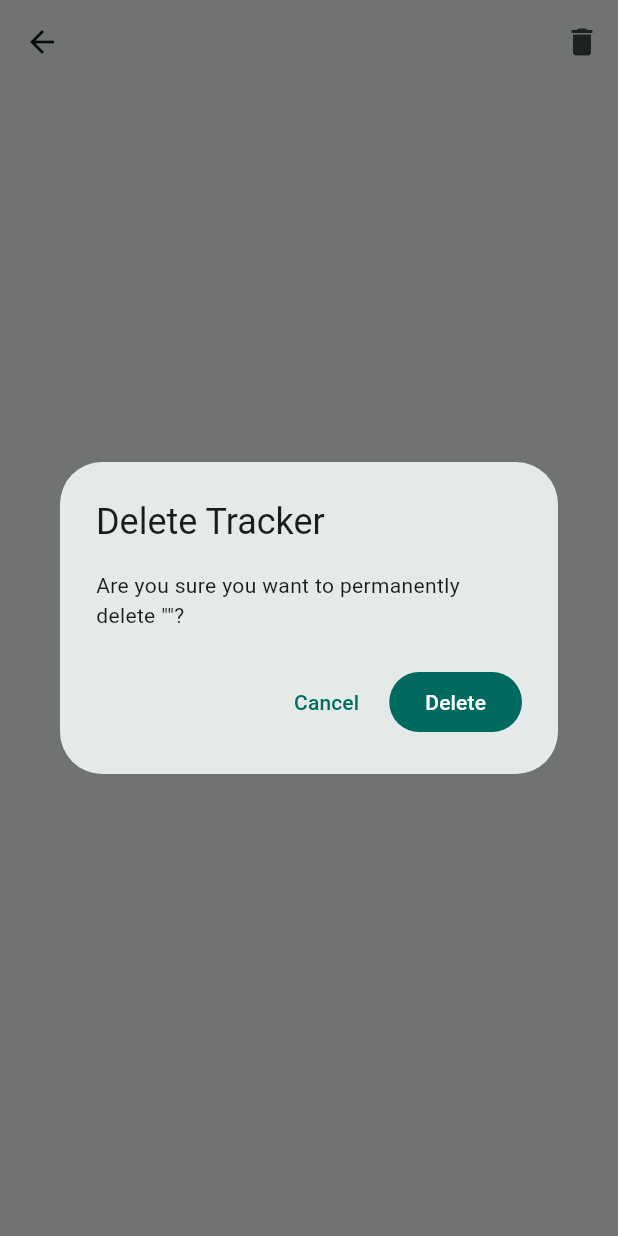
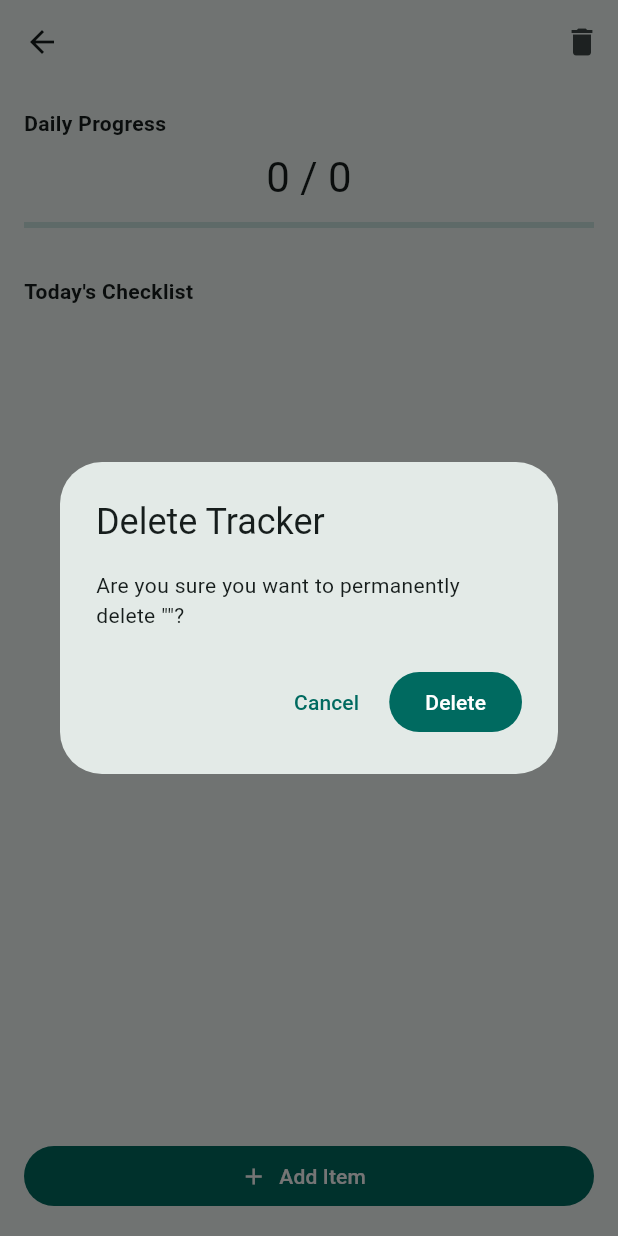
Before and after one commit to ysvaditya05/YSV-Daily-Tracker, a Flutter app: the ChecklistTrackerScreen screen opened directly with empty values, after a tap on the "delete" icon, on a phone screen of 412 x 824 dp. Run offline on Flutter 3.47's test engine with Material 3 defaults, Android fonts, the phone set to English and light mode, and no system bars; our stand-ins replace sqflite, sqflite_common_ffi; accounts and stored records are empty.

Commit message:
Checklist tracker initial commit

```diff
--- /dev/null
+++ b/lib/models/checklist_item.dart
@@ -0,0 +1,35 @@
+class ChecklistItem {
+  ChecklistItem({
+    this.id,
+    required this.trackerId,
+    required this.title,
+    required this.isCompleted,
+    required this.date,
+  });
+
+  final int? id;
+  final int trackerId;
+  final String title;
+  final bool isCompleted;
+  final DateTime date;
+
+  Map<String, Object?> toMap() {
+    return {
+      'id': id,
+      'tracker_id': trackerId,
+      'title': title,
+      'is_completed': isCompleted ? 1 : 0,
+      'date': date.toIso8601String().split('T').first,
+    };
+  }
+
+  factory ChecklistItem.fromMap(Map<String, Object?> map) {
+    return ChecklistItem(
+      id: map['id'] as int?,
+      trackerId: map['tracker_id'] as int,
+      title: map['title'] as String,
+      isCompleted: (map['is_completed'] as int) == 1,
+      date: DateTime.parse(map['date'] as String),
+    );
+  }
+}
--- a/lib/screens/checklist_tracker_screen.dart
+++ b/lib/screens/checklist_tracker_screen.dart
@@ -2,17 +2,274 @@ import 'package:flutter/material.dart';
 
 import '../models/tracker.dart';
 import '../widgets/tracker_detail_scaffold.dart';
+import '../models/checklist_item.dart';
+import '../services/tracker_database.dart';
+import 'dart:async';
 
-class ChecklistTrackerScreen extends StatelessWidget {
-  const ChecklistTrackerScreen({super.key, required this.tracker});
+class ChecklistTrackerScreen extends StatefulWidget {
+  const ChecklistTrackerScreen({
+    super.key,
+    required this.tracker,
+  });
 
   final Tracker tracker;
+
+@override
+State<ChecklistTrackerScreen> createState() =>
+    _ChecklistTrackerScreenState();
+}
+
+Timer? _midnightTimer;
+
+class _ChecklistTrackerScreenState
+    extends State<ChecklistTrackerScreen> {
+    final _database = TrackerDatabase.instance;
+
+	List<ChecklistItem> _items = [];
+
+	@override
+	void initState() {
+	  super.initState();
+	  _loadItems();
+	  _scheduleMidnightRefresh();
+	}
+
+	Future<void> _loadItems() async {
+	  final trackerId = widget.tracker.id;
+
+	  if (trackerId == null) return;
+
+	  final items =
+	      await _database.getTodayChecklistItems(trackerId);
+
+	  if (!mounted) return;
+
+	  setState(() {
+	    _items = items;
+	  });
+	}
+
+	void _scheduleMidnightRefresh() {
+	  _midnightTimer?.cancel();
+
+	  final now = DateTime.now();
+
+	  final nextMidnight = DateTime(
+	    now.year,
+	    now.month,
+	    now.day + 1,
+	  );
+
+	  _midnightTimer = Timer(
+	    nextMidnight.difference(now),
+	    () async {
+	      if (!mounted) return;
+
+	      await _database.resetChecklistForToday(
+		widget.tracker.id!,
+	      );
+
+	      await _loadItems();
+
+	      _scheduleMidnightRefresh();
+	    },
+	  );
+	}
+
+	Future<void> _deleteItem(ChecklistItem item) async {
+	  final shouldDelete = await showDialog<bool>(
+	    context: context,
+	    builder: (context) {
+	      return AlertDialog(
+		title: const Text('Delete Item'),
+		content: Text(
+		  'Delete "${item.title}"?',
+		),
+		actions: [
+		  TextButton(
+		    onPressed: () => Navigator.pop(context, false),
+		    child: const Text('Cancel'),
+		  ),
+		  FilledButton(
+		    onPressed: () => Navigator.pop(context, true),
+		    child: const Text('Delete'),
+		  ),
+		],
+	      );
+	    },
+	  );
+
+	  if (shouldDelete != true) return;
+
+	  await _database.deleteChecklistItem(item.id!);
+	  await _loadItems();
+	}
+
+   Future<void> _addItem() async {
+	  final controller = TextEditingController();
+
+	  final result = await showDialog<String>(
+	    context: context,
+	    builder: (context) {
+	      return AlertDialog(
+		title: const Text('Add Checklist Item'),
+		content: TextField(
+		  controller: controller,
+		  autofocus: true,
+		  decoration: const InputDecoration(
+		    labelText: 'Item',
+		  ),
+		),
+		actions: [
+		  TextButton(
+		    onPressed: () => Navigator.pop(context),
+		    child: const Text('Cancel'),
+		  ),
+		  FilledButton(
+		    onPressed: () {
+		      final text = controller.text.trim();
+
+		      if (text.isNotEmpty) {
+		        Navigator.pop(context, text);
+		      }
+		    },
+		    child: const Text('Add'),
+		  ),
+		],
+	      );
+	    },
+	  );
+
+	  if (result == null) return;
+
+	  await _database.createChecklistItem(
+		  trackerId: widget.tracker.id!,
+		  title: result,
+		);
+
+		await _loadItems();
+	}
+
+	int get _completedCount =>
+	    _items.where((item) => item.isCompleted).length;
 
   @override
   Widget build(BuildContext context) {
     return TrackerDetailScaffold(
-      tracker: tracker,
-      body: const Center(child: Text('This is a Checklist Tracker.')),
+      tracker: widget.tracker,
+      body: Padding(
+	  padding: const EdgeInsets.all(16),
+	  child: Column(
+	    crossAxisAlignment: CrossAxisAlignment.stretch,
+	    children: [
+
+	      const Text(
+		'Daily Progress',
+		style: TextStyle(fontWeight: FontWeight.bold),
+	      ),
+
+	      const SizedBox(height: 8),
+
+	      Text(
+  		'$_completedCount / ${_items.length}',
+		textAlign: TextAlign.center,
+		style: Theme.of(context).textTheme.headlineMedium,
+	      ),
+
+	      const SizedBox(height: 12),
+
+	      LinearProgressIndicator(
+		  value: _items.isEmpty
+		      ? 0
+		      : _completedCount / _items.length,
+		),
+
+	      const SizedBox(height: 32),
+
+	      const Text(
+		"Today's Checklist",
+		style: TextStyle(fontWeight: FontWeight.bold),
+	      ),
+
+	      const SizedBox(height: 12),
+
+	      Expanded(
+		  child: _items.isEmpty
+		      ? const Center(
+			  child: Text(
+			    'No checklist items yet.',
+			  ),
+			)
+		      : ListView.builder(
+			  itemCount: _items.length,
+			  itemBuilder: (context, index) {
+			    return Column(
+				  children: [
+
+					  Row(
+					    children: [
+
+					      Checkbox(
+						value: _items[index].isCompleted,
+						activeColor: Theme.of(context).colorScheme.primary,
+						onChanged: (value) async {
+						  final updatedItem = ChecklistItem(
+						    id: _items[index].id,
+						    trackerId: _items[index].trackerId,
+						    title: _items[index].title,
+						    isCompleted: value ?? false,
+						    date: _items[index].date,
+						  );
+
+						  await _database.updateChecklistItem(updatedItem);
+						  await _loadItems();
+						},
+					      ),
+
+					      Expanded(
+						  child: Text(
+						    _items[index].title,
+						    style: TextStyle(
+						      decoration: _items[index].isCompleted
+							  ? TextDecoration.lineThrough
+							  : null,
+						      color: _items[index].isCompleted
+							  ? Colors.grey
+							  : null,
+						    ),
+						  ),
+						),
+
+					      IconButton(
+						icon: const Icon(Icons.delete),
+						onPressed: () => _deleteItem(_items[index]),
+					      ),
+
+					    ],
+					  ),
+
+					  const Divider(),
+
+					],
+				);
+			  },
+			),
+		),
+
+	      FilledButton.icon(
+		onPressed: _addItem,
+		icon: Icon(Icons.add),
+		label: Text('Add Item'),
+	      ),
+
+	    ],
+	  ),
+	),
     );
   }
+  @override
+	void dispose() {
+	  _midnightTimer?.cancel();
+	  super.dispose();
+	}
 }
```
Also changed, not shown: lib/services/tracker_database.dart (+87 -1 lines).
